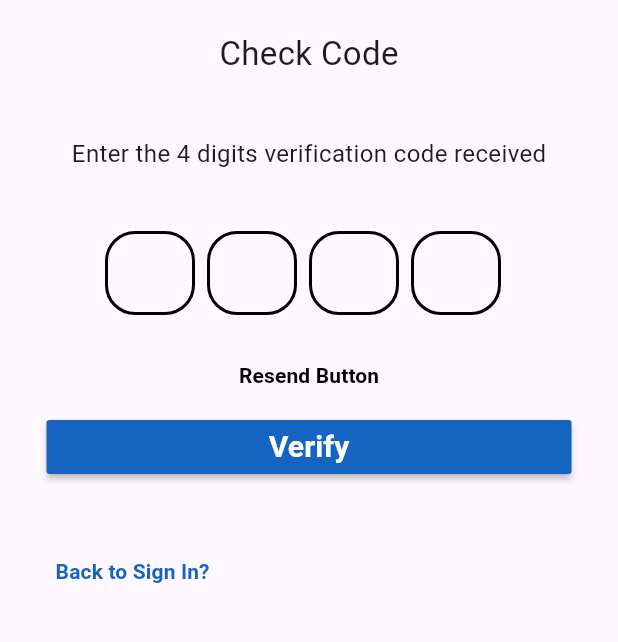
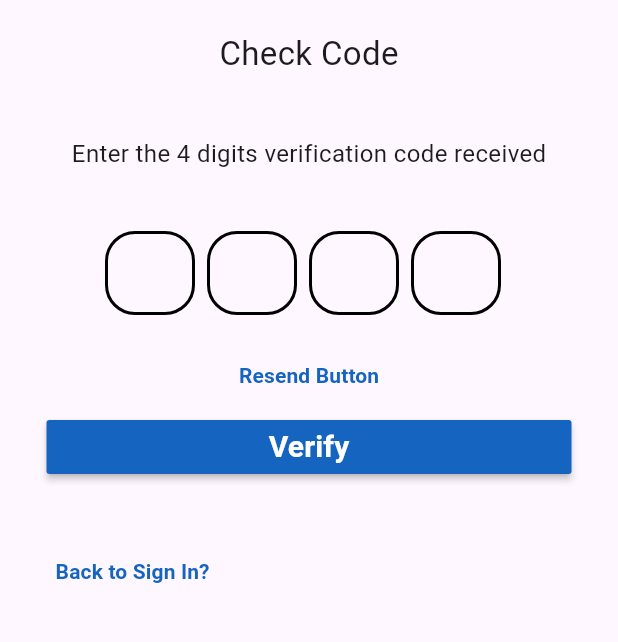
Before and after one commit to Omar-Qaneer/LetsGraduate_Mobile, a Flutter app: the VerifyEmailSignUp screen opened by its route, on a phone screen of 412 x 824 dp, the part 324-966 px from its top. Run offline on Flutter 3.47's test engine with Material 3 defaults, Android fonts, the phone set to English and light mode, and no system bars; drawn by our look-alikes of flutter_otp_text_field; our stand-ins replace get, shared_preferences; accounts and stored records are empty.

Commit message:
Add Route
Add route from SignUp Page  to verifyEmail Page

```diff
--- a/lib/controller/auth/signup_controller.dart
+++ b/lib/controller/auth/signup_controller.dart
@@ -5,7 +5,7 @@ import 'package:get/get.dart';
 abstract class SignUpController extends GetxController
     with GetSingleTickerProviderStateMixin {
   signUp();
-  goToSignIn();
+  goToVerifyEmailPage();
   void setPageIndex(int newIndex);
 }
 
@@ -26,8 +26,8 @@ class SignUpControllerImp extends SignUpController {
   int currentPageIndex = 0;
 
   @override
-  goToSignIn() {
-    Get.offNamed(AppRoute.login);
+  goToVerifyEmailPage() {
+    Get.offNamed(AppRoute.verifyEmailSignUp);
   }
 
   @override
--- a/lib/view/screen/auth/verifyemailsignup.dart
+++ b/lib/view/screen/auth/verifyemailsignup.dart
@@ -68,24 +68,20 @@ class VerifyEmailSignUp extends StatelessWidget {
                 height: 16.0,
               ),
 
-              Center(
-                child: TextButton(
-                  onPressed: () {},
-                  child: const Text(
-                    'Resend Button',
-                    style: TextStyle(
-                        fontSize: 14,
-                        color: Colors.black,
-                        fontWeight: FontWeight.w700),
-                  ),
-                ),
-              ),
+              // TextButton(
+              //     onPressed: () {},
+              //     child: const Text(
+              //       'Resend Button',
+              //       style: TextStyle(
+              //           fontSize: 14,
+              //           color: Colors.black,
+              //           fontWeight: FontWeight.w700),
+              //     ),
+              //   )
 
-              // style: GoogleFonts.urbanist(
-              //         fontSize: 14.0,
-              //         color: Colors.black,
-              //         fontWeight: FontWeight.w700,
-              //       ),
+              const CustomTextButtonAuth(
+                  textOfTextButton: "Resend Button",
+                  alignment: Alignment.center),
 
               //signin_button
               MaterialButton(
--- a/lib/view/widget/auth/customaccountdetailssignup.dart
+++ b/lib/view/widget/auth/customaccountdetailssignup.dart
@@ -50,7 +50,9 @@ class AccountDetailsInfo extends StatelessWidget {
         //signup_button
         CustomMaterialButtonAuth(
           text: "Register now",
-          onPressed: () {},
+          onPressed: () {
+            controller.goToVerifyEmailPage();
+          },
         ),
       ]),
     );
```
Also changed, not shown: lib/view/screen/auth/signup.dart (+1 -17 lines).
